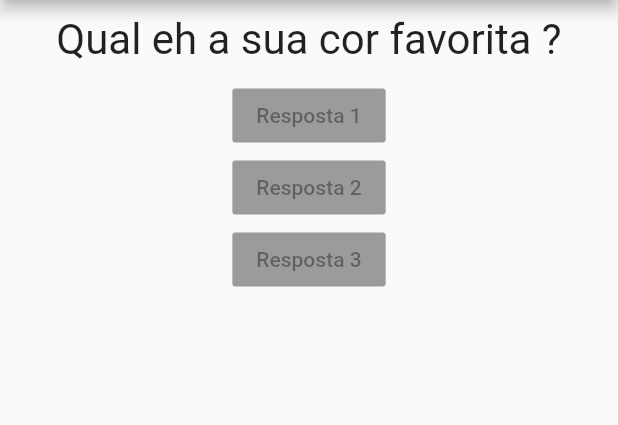
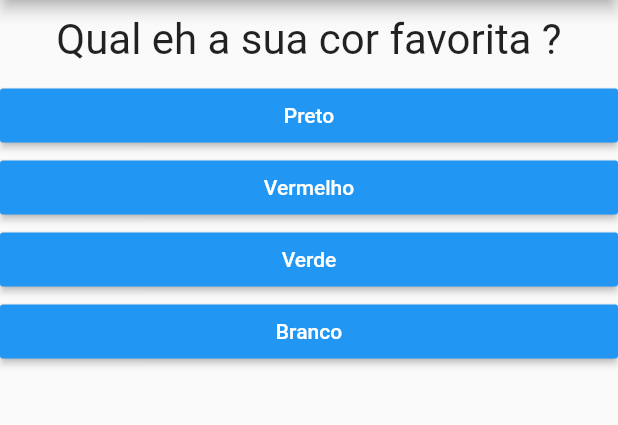
Before and after one commit to VadaGuilherme/flutter_questionario, a Flutter app: the screen it shows after launch, on a phone screen of 412 x 824 dp, the part 84-509 px from its top. Run offline on Flutter 3.47's test engine with Material 2 defaults, Android fonts, the phone set to English and light mode, and no system bars.

Commit message:
created widget questionario and resultado

```diff
--- a/lib/main.dart
+++ b/lib/main.dart
@@ -1,42 +1,53 @@
 import 'package:flutter/material.dart';
 import 'package:flutter/widgets.dart';
-import 'package:projeto_perguntas/resposta.dart';
-import './questao.dart';
+import 'package:projeto_perguntas/questionario.dart';
+import 'package:projeto_perguntas/resultado.dart';
 
 main() => runApp(PerguntaApp());
 
 class _PerguntaAppState extends State<PerguntaApp> {
   var _perguntaSelecionada = 0;
+  final _perguntas = const [
+    {
+      'texto': 'Qual eh a sua cor favorita ?',
+      'respostas': ['Preto', 'Vermelho', 'Verde', 'Branco'],
+    },
+    {
+      'texto': 'Qual eh o seu animal favorito ?',
+      'respostas': ['Cachorro', 'Gato', 'Tartaruga', 'Coelho'],
+    },
+    {
+      'texto': 'Qual seu irmao favorito ?',
+      'respostas': ['Maria', 'Joao', 'Andre', 'Leo'],
+    }
+  ];
+
+  bool get temPerguntaSelecionada {
+    return _perguntaSelecionada < _perguntas.length;
+  }
 
   void _responder() {
+    if (temPerguntaSelecionada) {
       setState(() {
         _perguntaSelecionada++;
       });
-
-    print(_perguntaSelecionada);
+    }
   }
 
   @override
   Widget build(BuildContext context) {
-    final perguntas = [
-      'Qual eh a sua cor favorita ?',
-      'Qual eh o seu animal favorito ?',
-    ];
-
     return MaterialApp(
       home: Scaffold(
           appBar: AppBar(
             title: Text('Perguntas'),
           ),
-        body: Column(
-          children: [
-            Questao(perguntas[_perguntaSelecionada]),
-            Resposta('Resposta 1'),
-            Resposta('Resposta 2'),
-            Resposta('Resposta 3'),
-          ],
-        ),
-      ),
+          body: temPerguntaSelecionada
+              ? Questionario(
+                  perguntas: _perguntas,
+                  perguntaSelecionada: _perguntaSelecionada,
+                  quandoResponder: _responder,
+                )
+              : Resultado()),
     );
   }
 }
--- /dev/null
+++ b/lib/questionario.dart
@@ -0,0 +1,33 @@
+import 'package:flutter/material.dart';
+import 'package:projeto_perguntas/questao.dart';
+import 'package:projeto_perguntas/resposta.dart';
+
+class Questionario extends StatelessWidget {
+  final List<Map<String, Object>> perguntas;
+  final int perguntaSelecionada;
+  final void Function() quandoResponder;
+
+  Questionario({
+    @required this.perguntas,
+    @required this.perguntaSelecionada,
+    @required this.quandoResponder,
+  });
+
+  bool get temPerguntaSelecionada {
+    return perguntaSelecionada < perguntas.length;
+  }
+
+  @override
+  Widget build(BuildContext context) {
+    List<String> respostas = temPerguntaSelecionada
+        ? perguntas[perguntaSelecionada]['respostas']
+        : null;
+
+    return Column(
+      children: [
+        Questao(perguntas[perguntaSelecionada]['texto']),
+        ...respostas.map((t) => Resposta(t, quandoResponder)).toList(),
+      ],
+    );
+  }
+}
--- a/lib/resposta.dart
+++ b/lib/resposta.dart
@@ -2,14 +2,20 @@ import 'package:flutter/material.dart';
 
 class Resposta extends StatelessWidget {
   final String texto;
+  final void Function() onSelecao;
 
-  Resposta(this.texto);
+  Resposta(this.texto, this.onSelecao);
 
   @override
   Widget build(BuildContext context) {
-    return RaisedButton(
-      child: Text(texto),
-      onPressed: null,
+    return Container(
+      width: double.infinity,
+      child: RaisedButton(
+        textColor: Colors.white,
+        color: Colors.blue,
+        child: Text(texto),
+        onPressed: onSelecao,
+      ),
     );
   }
 }
--- /dev/null
+++ b/lib/resultado.dart
@@ -0,0 +1,13 @@
+import 'package:flutter/material.dart';
+
+class Resultado extends StatelessWidget {
+  @override
+  Widget build(BuildContext context) {
+    return Center(
+      child: Text(
+        'Parabens!',
+        style: TextStyle(fontSize: 28),
+      ),
+    );
+  }
+}
```
Lines whose indentation alone changed are shown as unchanged.
